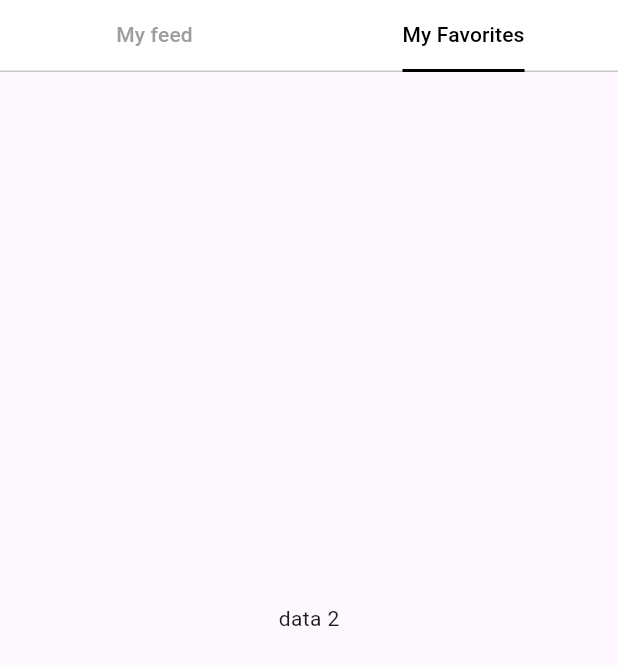
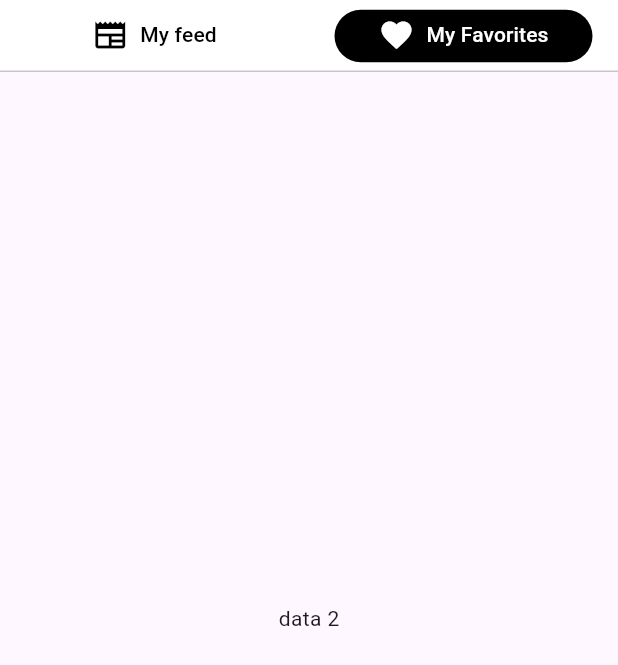
Before and after one commit to paolojoaquinp/my_blog_app, a Flutter app: the screen it shows after launch, tab 2 chosen, scrolled down 120 dp, on a phone screen of 412 x 824 dp. Shown: the top 665 px of the screen. Run offline on Flutter 3.47's test engine with Material 3 defaults, Android fonts, the phone set to English and light mode, and no system bars; our stand-ins replace bloc, dio, equatable, flutter_bloc, hive; missing offline and left inert: oxidized; accounts and stored records are empty; network calls fail.

Commit message:
feat: bubble tab bar indicator

```diff
--- a/lib/features/home_screen/presenter/home_screen.dart
+++ b/lib/features/home_screen/presenter/home_screen.dart
@@ -1,7 +1,6 @@
 import 'dart:ui';
-
 import 'package:flutter/material.dart';
-import 'package:hive/hive.dart';
+import 'package:my_blog_app/features/home_screen/presenter/widgets/bubble_tab_indicator.dart';
 import 'package:my_blog_app/features/home_screen/presenter/widgets/tab_views.dart';
 
 class HomeScreen extends StatefulWidget {
@@ -26,8 +25,8 @@ class _HomeScreenState extends State<HomeScreen> {
               if (notification is ScrollUpdateNotification &&
                   notification.depth == 0) {
                 setState(() {
-                  _scrollFactor = (notification.metrics.pixels / 120.0)
-                      .clamp(0.0, 1.0);
+                  _scrollFactor =
+                      (notification.metrics.pixels / 120.0).clamp(0.0, 1.0);
                 });
               }
               return true;
@@ -58,7 +57,8 @@ class _HomeScreenState extends State<HomeScreen> {
                                   .textTheme
                                   .headlineLarge!
                                   .copyWith(
-                                    fontSize: lerpDouble(32.0, 0.0, _scrollFactor),
+                                    fontSize:
+                                        lerpDouble(32.0, 0.0, _scrollFactor),
                                   ),
                             ),
                             Transform.translate(
@@ -88,24 +88,48 @@ class _HomeScreenState extends State<HomeScreen> {
                     snap: true,
                     floating: true,
                     bottom: PreferredSize(
-                      preferredSize: const Size.fromHeight(48.0), // Reducido de kToolbarHeight
+                      preferredSize: const Size.fromHeight(48.0),
                       child: Container(
-                        height: 48.0, // Altura fija para el TabBar
+                        height: 48.0,
                         color: Colors.white,
-                        child: const TabBar(
-                          labelPadding: EdgeInsets.zero, // Eliminamos el padding del label
-                          padding: EdgeInsets.zero, // Eliminamos el padding del TabBar
-                          indicator: UnderlineTabIndicator(
-                            borderSide: BorderSide(
-                              color: Colors.black,
-                              width: 2.0,
+                        child: TabBar(
+                          labelPadding:
+                              const EdgeInsets.symmetric(horizontal: 16),
+                          indicator: BubbleTabIndicator(
+                            color: Colors.black,
+                            height: 35,
+                            radius: 20,
+                            padding: const EdgeInsets.symmetric(horizontal: 1),
+                          ),
+                          labelColor: Colors.white,
+                          unselectedLabelColor: Colors.black,
+                          tabs: [
+                            Container(
+                              alignment: Alignment.center,
+                              width: MediaQuery.sizeOf(context).width * 0.5,
+                              child: Row(
+                                mainAxisSize: MainAxisSize.min,
+                                children: [
+                                  Icon(Icons.newspaper),
+                                  const SizedBox(width: 8),
+                                  Tab(text: 'My feed'),
+                                ],
+                              ),
                             ),
-                          ),
-                          labelColor: Colors.black,
-                          unselectedLabelColor: Colors.grey,
-                          tabs: [
-                            Tab(text: 'My feed'),
-                            Tab(text: 'My Favorites'),
+                            Container(
+                              alignment: Alignment.center,
+                              width: MediaQuery.sizeOf(context).width * 0.5,
+                              child: Row(
+                                mainAxisSize: MainAxisSize.min,
+                                children: [
+                                  Icon(Icons.favorite),
+                                  const SizedBox(
+                                    width: 8,
+                                  ),
+                                  Tab(text: 'My Favorites'),
+                                ],
+                              ),
+                            ),
                           ],
                         ),
                       ),
--- /dev/null
+++ b/lib/features/home_screen/presenter/widgets/bubble_tab_indicator.dart
@@ -0,0 +1,58 @@
+import 'package:flutter/material.dart';
+
+class BubbleTabIndicator extends Decoration {
+  final Color color;
+  final double radius;
+  final double height;
+  final EdgeInsetsGeometry padding;
+
+  const BubbleTabIndicator({
+    required this.color,
+    this.radius = 20.0,
+    this.height = 30.0,
+    this.padding = const EdgeInsets.symmetric(horizontal: 10),
+  });
+
+  @override
+  BoxPainter createBoxPainter([VoidCallback? onChanged]) {
+    return _BubblePainter(
+      color: color,
+      radius: radius,
+      height: height,
+      padding: padding,
+    );
+  }
+}
+
+class _BubblePainter extends BoxPainter {
+  final Color color;
+  final double radius;
+  final double height;
+  final EdgeInsetsGeometry padding;
+
+  _BubblePainter({
+    required this.color,
+    required this.radius,
+    required this.height,
+    required this.padding,
+  });
+
+  @override
+  void paint(Canvas canvas, Offset offset, ImageConfiguration configuration) {
+    final Paint paint = Paint()
+      ..color = color
+      ..style = PaintingStyle.fill;
+
+    final double width = configuration.size?.width ?? 0;
+    final horizontalInset = padding.horizontal / 2;
+    final Rect rect = Rect.fromLTWH(
+      offset.dx + horizontalInset,
+      offset.dy + (configuration.size!.height - height) / 2,
+      width - (horizontalInset * 2),
+      height,
+    );
+
+    RRect rrect = RRect.fromRectAndRadius(rect, Radius.circular(radius));
+    canvas.drawRRect(rrect, paint);
+  }
+}
```
Also changed, not shown: lib/features/home_screen/presenter/children/all_posts/page/all_posts_tab.dart (+7 -2 lines), lib/features/home_screen/presenter/children/all_posts/widgets/post_card/post_card.dart (+9 -1 lines).
